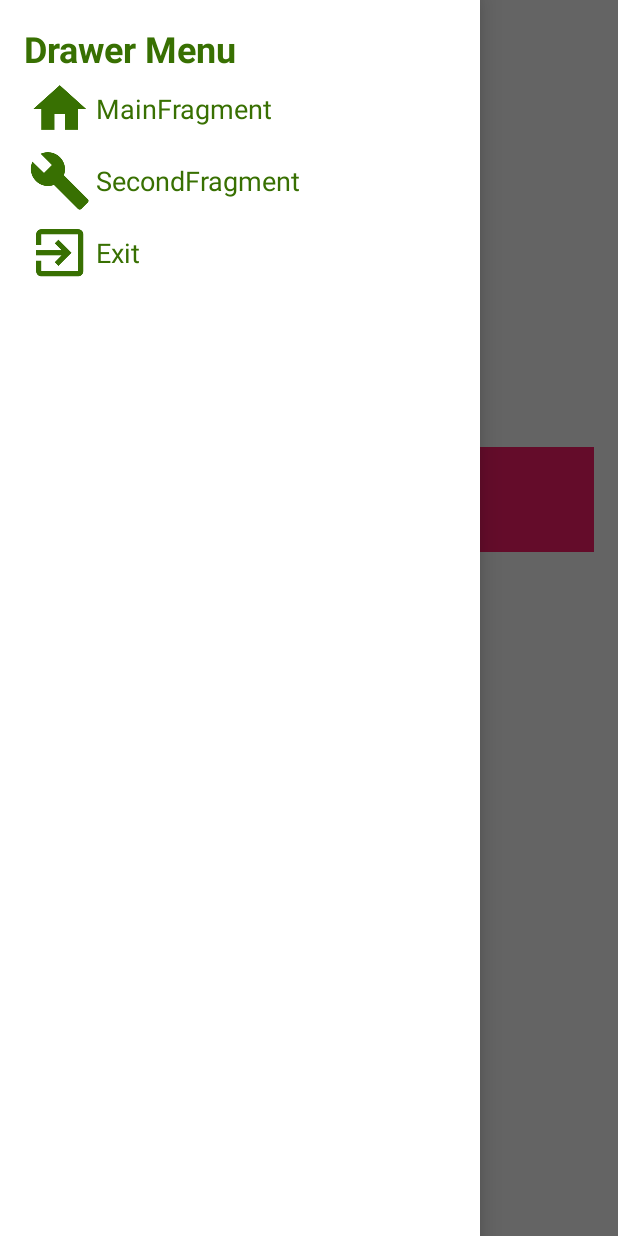
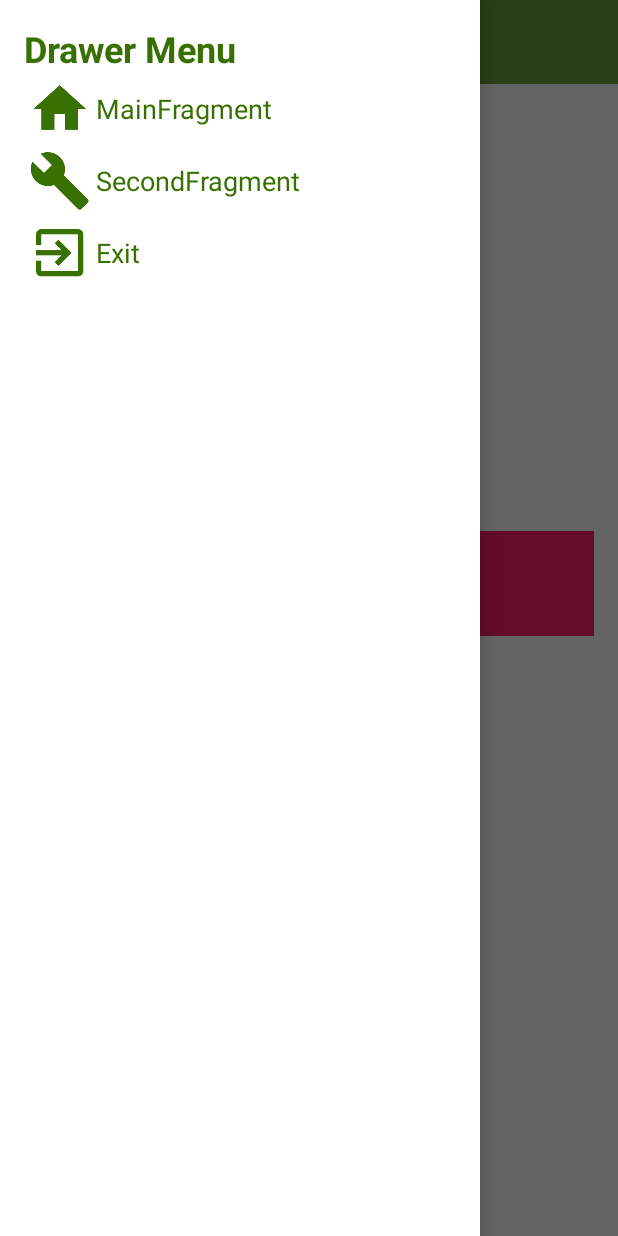
Before and after one commit to masterUNG/MyEasyService, an Android app: the screen it shows after launch (MainActivity), with the side drawer open, on a phone screen of 412 x 824 dp. Run offline under Robolectric (Android 15) with nearby library versions, the phone set to English and light mode, and no system bars.

Commit message:
Hambeger Icon fisish

```diff
--- a/app/src/main/java/app/ewtc/masterung/myeasyservice/MainActivity.java
+++ b/app/src/main/java/app/ewtc/masterung/myeasyservice/MainActivity.java
@@ -1,16 +1,24 @@
 package app.ewtc.masterung.myeasyservice;
 
+import android.content.res.Configuration;
+import android.support.annotation.Nullable;
 import android.support.v4.widget.DrawerLayout;
+import android.support.v7.app.ActionBarDrawerToggle;
 import android.support.v7.app.AppCompatActivity;
 import android.os.Bundle;
+import android.support.v7.widget.Toolbar;
+import android.view.MenuItem;
 import android.view.View;
 import android.widget.TextView;
 
 import app.ewtc.masterung.myeasyservice.fragment.MainFragment;
+import app.ewtc.masterung.myeasyservice.fragment.SecondFragment;
 
 public class MainActivity extends AppCompatActivity {
 
     private DrawerLayout drawerLayout;
+    private ActionBarDrawerToggle actionBarDrawerToggle;
+    private Toolbar toolbar;
 
     @Override
     protected void onCreate(Bundle savedInstanceState) {
@@ -26,8 +34,54 @@ public class MainActivity extends AppCompatActivity {
         //Text Controller
         textController();
 
+        //Create Toolbar
+        createToolbar();
+
+
 
     }   // Main Method
+
+    @Override
+    public boolean onOptionsItemSelected(MenuItem item) {
+
+        if (actionBarDrawerToggle.onOptionsItemSelected(item)) {
+            return true;
+        }
+
+        return super.onOptionsItemSelected(item);
+
+    }
+
+    @Override
+    public void onConfigurationChanged(Configuration newConfig) {
+        super.onConfigurationChanged(newConfig);
+        actionBarDrawerToggle.onConfigurationChanged(newConfig);
+    }
+
+    @Override
+    protected void onPostCreate(@Nullable Bundle savedInstanceState) {
+        super.onPostCreate(savedInstanceState);
+
+        actionBarDrawerToggle.syncState();
+
+    }
+
+    private void createToolbar() {
+        toolbar = (Toolbar) findViewById(R.id.toolBarMain);
+        setSupportActionBar(toolbar);
+
+        actionBarDrawerToggle = new ActionBarDrawerToggle(
+                MainActivity.this,
+                drawerLayout,
+                R.string.open,
+                R.string.close
+        );
+        drawerLayout.setDrawerListener(actionBarDrawerToggle);
+        getSupportActionBar().setHomeButtonEnabled(true);
+        getSupportActionBar().setDisplayHomeAsUpEnabled(true);
+
+
+    }
 
     private void textController() {
         TextView mainTextView = (TextView) findViewById(R.id.txtMainFragment);
@@ -38,6 +92,11 @@ public class MainActivity extends AppCompatActivity {
         mainTextView.setOnClickListener(new View.OnClickListener() {
             @Override
             public void onClick(View v) {
+
+                getSupportFragmentManager().beginTransaction()
+                        .replace(R.id.contentFragmentMain, new MainFragment())
+                        .commit();
+
 
                 //Close Drawer
                 drawerLayout.closeDrawers();
@@ -51,6 +110,10 @@ public class MainActivity extends AppCompatActivity {
             @Override
             public void onClick(View v) {
 
+                getSupportFragmentManager().beginTransaction()
+                        .replace(R.id.contentFragmentMain, new SecondFragment())
+                        .commit();
+
                 drawerLayout.closeDrawers();
 
             }
@@ -61,6 +124,8 @@ public class MainActivity extends AppCompatActivity {
         exitTextView.setOnClickListener(new View.OnClickListener() {
             @Override
             public void onClick(View v) {
+
+                finish();
 
                 drawerLayout.closeDrawers();
 
--- a/app/src/main/res/layout/activity_main.xml
+++ b/app/src/main/res/layout/activity_main.xml
@@ -15,6 +15,12 @@
         android:layout_height="match_parent">
 
         <!--Toolbar-->
+        <android.support.v7.widget.Toolbar
+            android:id="@+id/toolBarMain"
+            android:layout_width="match_parent"
+            android:layout_height="?attr/actionBarSize"
+            android:background="@color/colorPrimary"
+            app:theme="@style/ThemeOverlay.AppCompat.Dark.ActionBar"/>
 
 
         <!--Content Fragment-->
--- a/app/src/main/res/values/strings.xml
+++ b/app/src/main/res/values/strings.xml
@@ -1,4 +1,8 @@
 <resources>
     <string name="app_name">My Easy Service</string>
     <string name="name">มาสเตอร์ อึ่ง</string>
+
+    <string name="open">Open Drawer</string>
+    <string name="close">Close Drawer</string>
+
 </resources>
```
